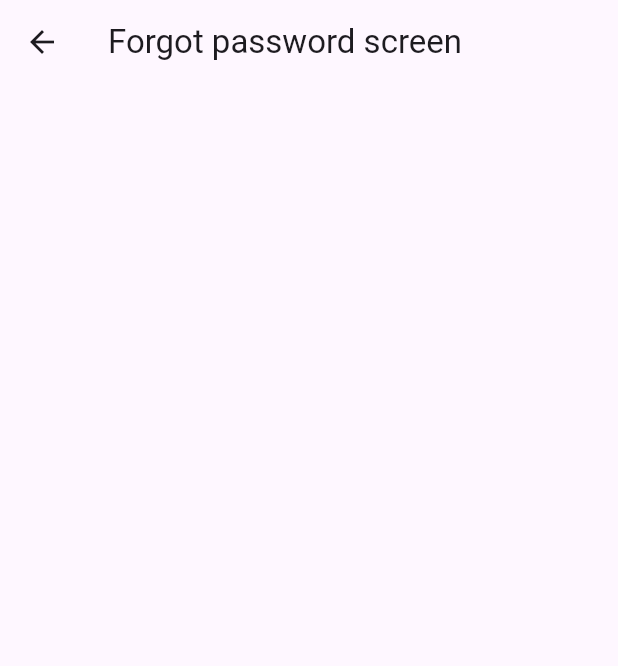
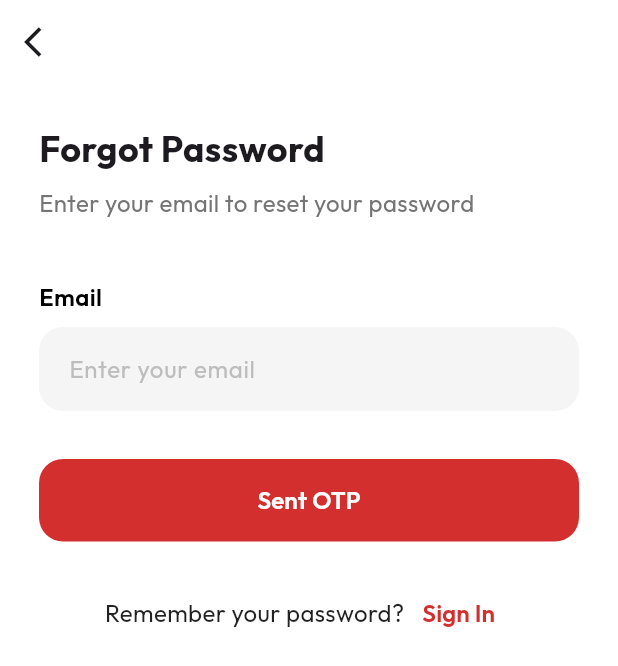
Before and after one commit to cs6636291/Marketify, a Flutter app: the ForgotPasswordScreen screen opened directly, on a phone screen of 412 x 824 dp. Shown: the top 666 px of the screen. Run offline on Flutter 3.47's test engine with Material 3 defaults, Android fonts, the phone set to English and light mode, and no system bars; our stand-ins replace google_fonts.

Commit message:
add ForgotPassword_page

```diff
--- a/lib/features/auth/presentation/page/forgot_password_screen.dart
+++ b/lib/features/auth/presentation/page/forgot_password_screen.dart
@@ -1,10 +1,118 @@
 import 'package:flutter/material.dart';
+import 'package:google_fonts/google_fonts.dart';
+import 'package:marketify_app/core/common/constants/app_constants.dart';
+import 'package:marketify_app/features/auth/presentation/widgets/auth_widgets.dart';
 
-class ForgotPasswordScreen extends StatelessWidget {
+class ForgotPasswordScreen extends StatefulWidget {
   const ForgotPasswordScreen({super.key});
 
   @override
+  State<ForgotPasswordScreen> createState() => _ForgotPasswordScreenState();
+}
+
+class _ForgotPasswordScreenState extends State<ForgotPasswordScreen> {
+  final _formKey = GlobalKey<FormState>();
+  final _emailControler = TextEditingController();
+
+  @override
+  void dispose() {
+    _emailControler.dispose();
+    super.dispose();
+  }
+
+  @override
   Widget build(BuildContext context) {
-    return Scaffold(appBar: AppBar(title: Text('Forgot password screen')));
+    return Scaffold(
+      backgroundColor: Colors.white,
+      appBar: AppBar(
+        backgroundColor: Colors.transparent,
+        elevation: 0,
+        leading: IconButton(
+          onPressed: () => Navigator.pop(context),
+          icon: (Icon(Icons.arrow_back_ios)),
+        ),
+      ),
+      body: SafeArea(
+        child: SingleChildScrollView(
+          padding: EdgeInsets.all(26),
+          child: Column(
+            crossAxisAlignment: CrossAxisAlignment.start,
+            children: [
+              Text(
+                'Forgot Password',
+                style: GoogleFonts.outfit(
+                  fontSize: 24,
+                  fontWeight: FontWeight.bold,
+                ),
+              ),
+              const SizedBox(height: 8),
+              Text(
+                'Enter your email to reset your password',
+                style: GoogleFonts.outfit(
+                  fontSize: 16,
+                  color: Colors.grey[600],
+                ),
+              ),
+              const SizedBox(height: 40),
+              Form(
+                key: _formKey,
+                child: Column(
+                  children: [
+                    AuthTextField(
+                      label: "Email",
+                      hint: "Enter your email",
+                      controller: _emailControler,
+
+                      keyboardType: TextInputType.emailAddress,
+                      validator: (value) {
+                        if (value == null || value.isEmpty) {
+                          return 'Please Enter your emaill';
+                        }
+                        if (!value.contains('@')) {
+                          return 'Please enter  a valid email';
+                        }
+                        return null;
+                      },
+                    ),
+                    const SizedBox(height: 32),
+                    AuthButton(
+                      text: 'Sent OTP',
+                      onPressed: () {},
+                      isLoading: false,
+                    ),
+
+                    const SizedBox(height: 24),
+
+                    Row(
+                      mainAxisAlignment: MainAxisAlignment.center,
+                      children: [
+                        Text(
+                          'Remember your password?',
+                          style: GoogleFonts.outfit(
+                            color: Colors.black87,
+                            fontSize: 16,
+                          ),
+                        ),
+                        TextButton(
+                          onPressed: () => Navigator.pop(context),
+                          child: Text(
+                            'Sign In',
+                            style: GoogleFonts.outfit(
+                              color: AppConstants.primaryColor,
+                              fontWeight: FontWeight.w600,
+                              fontSize: 16,
+                            ),
+                          ),
+                        ),
+                      ],
+                    ),
+                  ],
+                ),
+              ),
+            ],
+          ),
+        ),
+      ),
+    );
   }
 }
```
Also changed, not shown: lib/main_screen.dart (+6 -1 lines).
